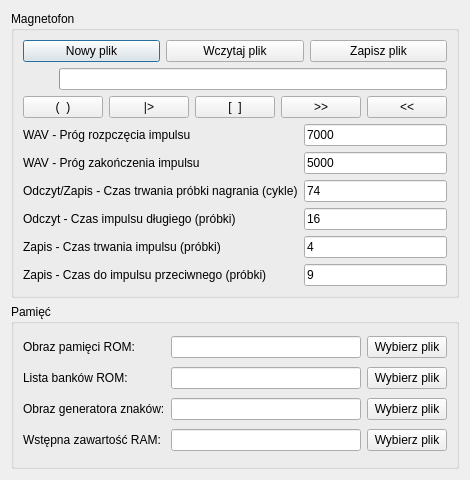
andrzejlisek/Cobra1, file tapeplayer.ui: the form before one commit.
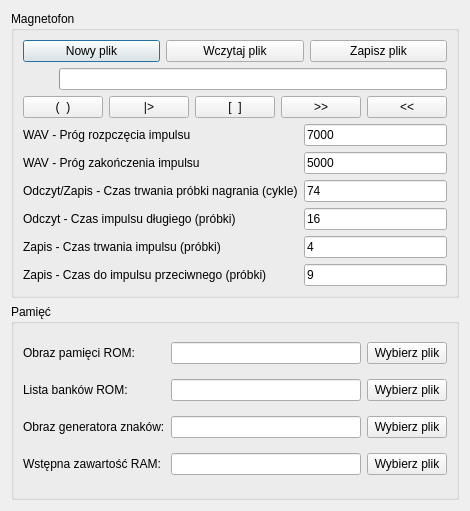
The form after the commit.

Diff of the .ui file:
```diff
--- a/tapeplayer.ui
+++ b/tapeplayer.ui
@@ -6,8 +6,8 @@
    <rect>
     <x>0</x>
     <y>0</y>
-    <width>439</width>
-    <height>480</height>
+    <width>468</width>
+    <height>511</height>
    </rect>
   </property>
   <property name="windowTitle">
```
Left out of the diff: 24 changed lines with no effect on the pictures.
